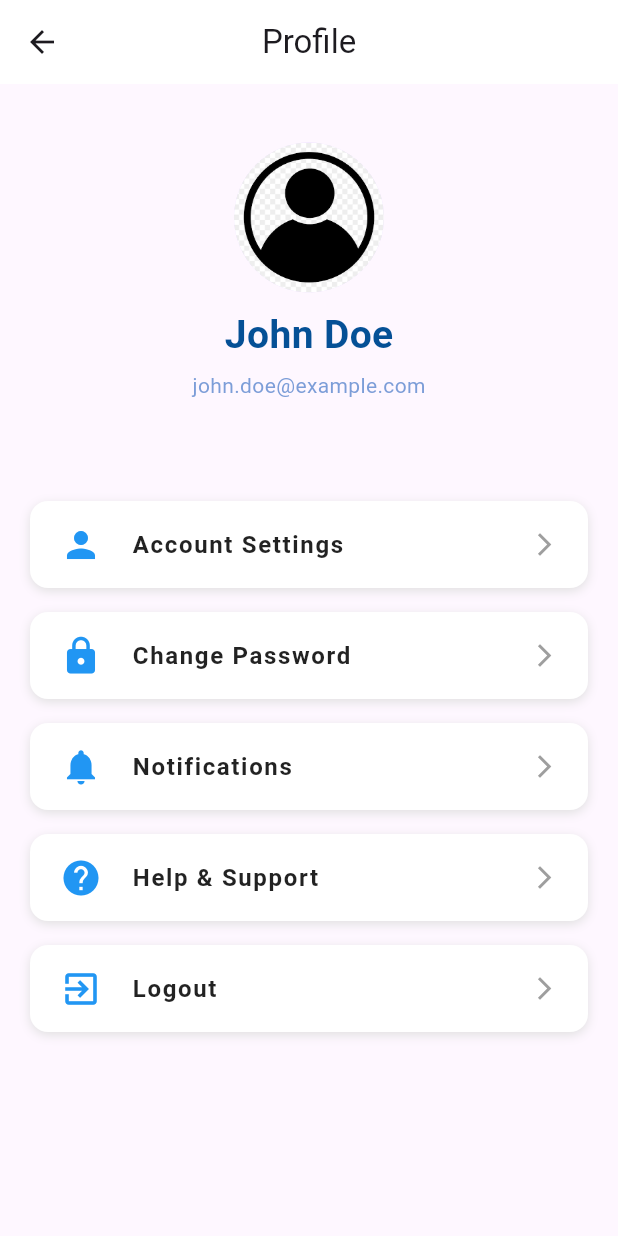
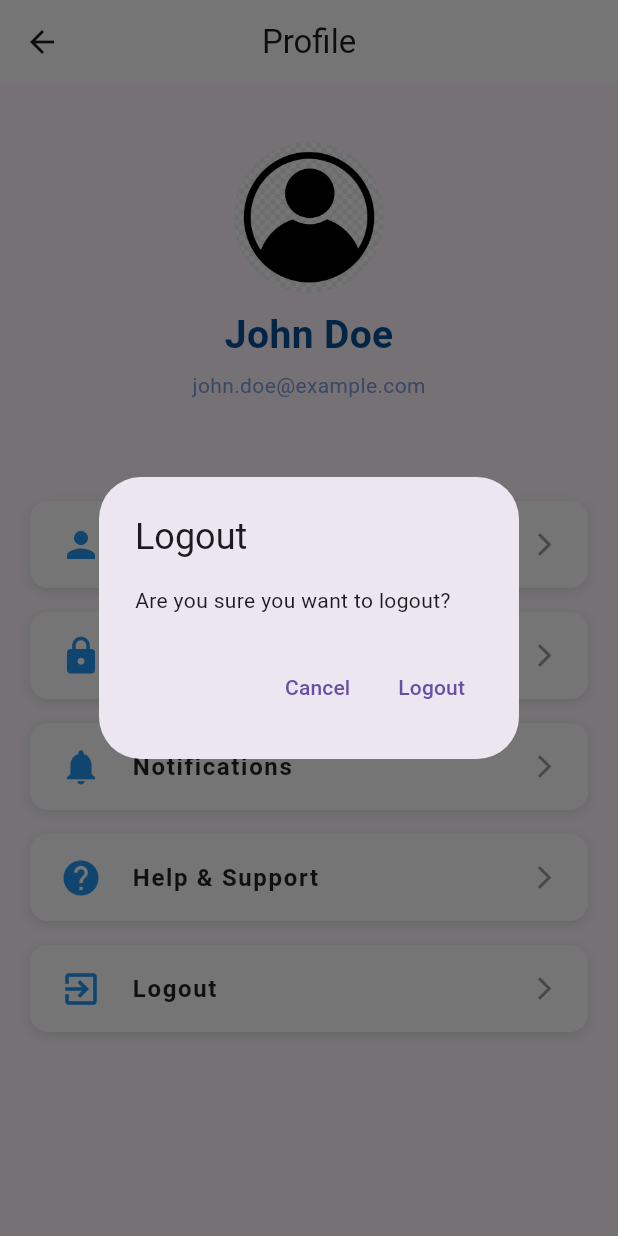
Before and after one commit to NinaMadu/bookhaven-mobile-application, a Flutter app: the ProfilePage screen opened directly, after a tap on "Logout", on a phone screen of 412 x 824 dp. Run offline on Flutter 3.47's test engine with Material 3 defaults, Android fonts, the phone set to English and light mode, and no system bars; our stand-ins replace cloud_firestore, firebase_auth, firebase_core; accounts and stored records are empty.

```diff
--- a/lib/pages/profile.dart
+++ b/lib/pages/profile.dart
@@ -16,9 +16,6 @@ class ProfilePage extends StatelessWidget {
           children: [
             // Profile header with a gradient background
             Container(
-              decoration: BoxDecoration(
-
-              ),
               height: 250,
               child: Center(
                 child: Column(
@@ -26,13 +23,14 @@ class ProfilePage extends StatelessWidget {
                   children: [
                     CircleAvatar(
                       radius: 50,
-                      backgroundImage: AssetImage('assets/icons/images/profile.png'), // User profile image
+                      backgroundImage: const AssetImage(
+                          'assets/icons/images/profile.png'), // User profile image
                     ),
                     const SizedBox(height: 10),
                     const Text(
                       'John Doe', // Username
                       style: TextStyle(
-                        fontSize: 26, // Slightly bigger font for the username
+                        fontSize: 26,
                         color: Color.fromARGB(255, 5, 80, 150),
                         fontWeight: FontWeight.bold,
                       ),
@@ -41,7 +39,7 @@ class ProfilePage extends StatelessWidget {
                     const Text(
                       'john.doe@example.com', // User email
                       style: TextStyle(
-                        fontSize: 14, // Smaller font size for the email
+                        fontSize: 14,
                         color: Color.fromARGB(179, 69, 119, 199),
                       ),
                     ),
@@ -54,41 +52,30 @@ class ProfilePage extends StatelessWidget {
               padding: const EdgeInsets.all(20.0),
               child: Column(
                 children: [
-                  // Account Settings section
                   _buildSettingOption(
                     icon: Icons.person,
                     title: 'Account Settings',
-                    onTap: () {
-                      // Handle navigation to Account Settings
-                    },
+                    onTap: () {},
                   ),
                   _buildSettingOption(
                     icon: Icons.lock,
                     title: 'Change Password',
-                    onTap: () {
-                      // Handle password change navigation
-                    },
+                    onTap: () {},
                   ),
                   _buildSettingOption(
                     icon: Icons.notifications,
                     title: 'Notifications',
-                    onTap: () {
-                      // Handle notifications settings
-                    },
+                    onTap: () {},
                   ),
                   _buildSettingOption(
                     icon: Icons.help,
                     title: 'Help & Support',
-                    onTap: () {
-                      // Handle help & support navigation
-                    },
+                    onTap: () {},
                   ),
                   _buildSettingOption(
                     icon: Icons.exit_to_app,
                     title: 'Logout',
-                    onTap: () {
-                      // Handle logout functionality
-                    },
+                    onTap: () => _showLogoutDialog(context),
                   ),
                 ],
               ),
@@ -99,7 +86,6 @@ class ProfilePage extends StatelessWidget {
     );
   }
 
-  // Helper function to build individual setting options with more creative and smaller text
   Widget _buildSettingOption({
     required IconData icon,
     required String title,
@@ -123,16 +109,16 @@ class ProfilePage extends StatelessWidget {
         ),
         child: Row(
           children: [
-            Icon(icon, color: Colors.blue, size: 28), // Slightly larger icons
+            Icon(icon, color: Colors.blue, size: 28),
             const SizedBox(width: 20),
             Expanded(
               child: Text(
                 title,
-                style: TextStyle(
-                  fontSize: 16, // Smaller text for a more refined look
-                  fontWeight: FontWeight.w600, // Bold text for emphasis
-                  letterSpacing: 1.1, // Slightly increased letter spacing for readability
-                  color: Colors.black87, // Darker text for better visibility
+                style: const TextStyle(
+                  fontSize: 16,
+                  fontWeight: FontWeight.w600,
+                  letterSpacing: 1.1,
+                  color: Colors.black87,
                 ),
               ),
             ),
@@ -146,4 +132,29 @@ class ProfilePage extends StatelessWidget {
       ),
     );
   }
+
+  void _showLogoutDialog(BuildContext context) {
+    showDialog(
+      context: context,
+      builder: (context) => AlertDialog(
+        title: const Text('Logout'),
+        content: const Text('Are you sure you want to logout?'),
+        actions: [
+          TextButton(
+            onPressed: () => Navigator.pop(context), // Close dialog
+            child: const Text('Cancel'),
+          ),
+          TextButton(
+            onPressed: () {
+              // Perform logout action
+              Navigator.pop(context); // Close dialog
+              Navigator.pushReplacementNamed(
+                  context, '/login'); // Navigate to login
+            },
+            child: const Text('Logout'),
+          ),
+        ],
+      ),
+    );
+  }
 }
```
Also changed, not shown: lib/models/user_model.dart (added, +44 -0 lines), lib/pages/signuppage.dart (+31 -8 lines).
